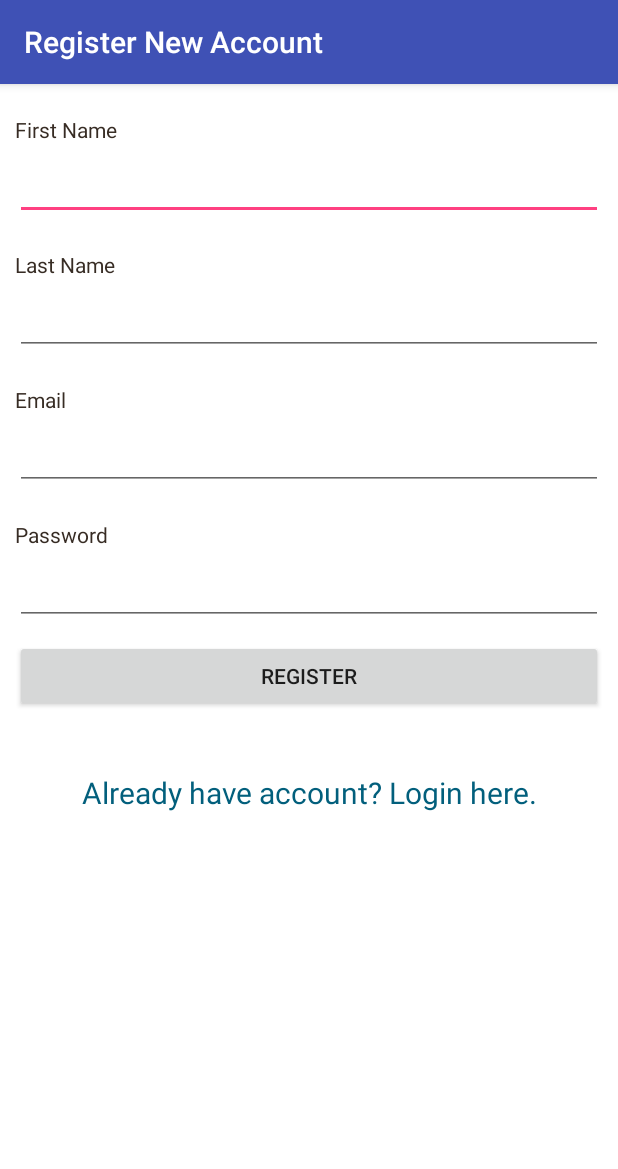
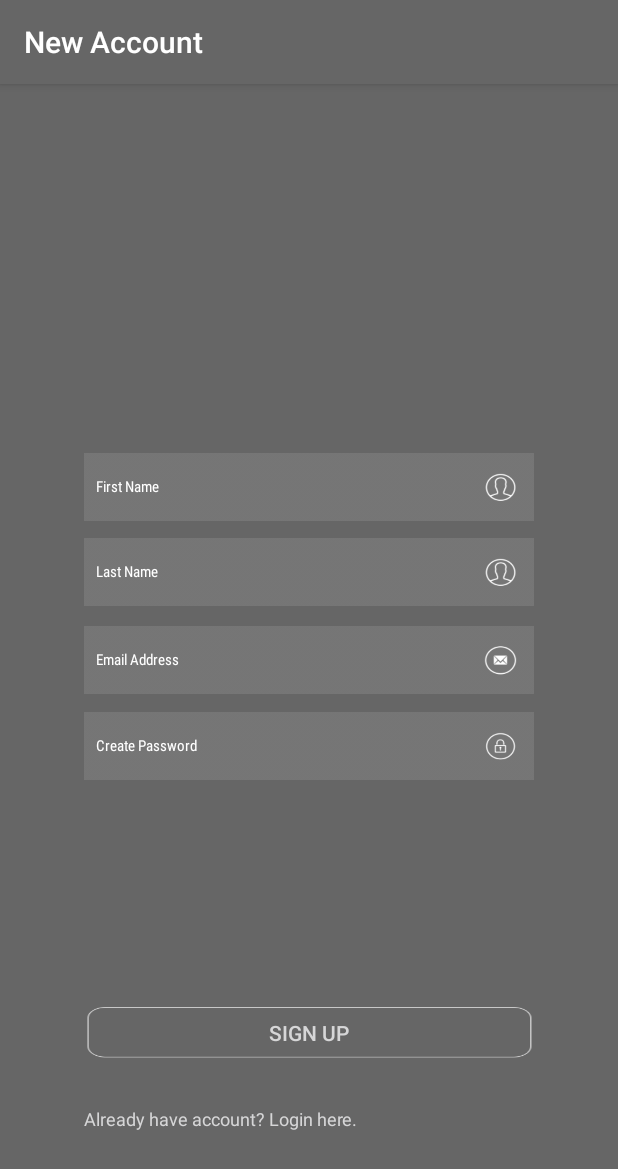
Before and after one commit to alqulaysh/Two2erDroid, an Android app: the RegisterActivity screen opened directly, with no data from a screen before it, on a phone screen of 412 x 824 dp. Shown: the top 1169 px of the screen. Run offline under Robolectric (Android 15) with nearby library versions, the phone set to English and light mode, and no system bars; libraries missing offline, so code that uses them is left out: com.stormpath.sdk.

Commit message:
UI updated

```diff
--- a/app/src/main/AndroidManifest.xml
+++ b/app/src/main/AndroidManifest.xml
@@ -9,7 +9,7 @@
     <application
         android:allowBackup="true"
         android:icon="@mipmap/ic_launcher"
-        android:label="@string/app_name"
+        android:label="2TR"
         android:supportsRtl="true"
         android:theme="@style/AppTheme">
         <activity android:name=".MainActivity">
@@ -32,10 +32,10 @@
 
         <activity
             android:name=".RegisterActivity"
-            android:label="Register New Account" />
+            android:label="New Account" />
         <activity
             android:name=".LoginActivity"
-            android:label="Sign in to Two2er" />
+            android:label="Sign in" />
         <activity
             android:name=".SideMenuActivity"
             android:label="@string/title_activity_main2"
--- a/app/src/main/res/layout/activity_register.xml
+++ b/app/src/main/res/layout/activity_register.xml
@@ -1,101 +1,93 @@
 <?xml version="1.0" encoding="utf-8"?>
-<ScrollView
+<LinearLayout
     xmlns:android="http://schemas.android.com/apk/res/android"
+    xmlns:app="http://schemas.android.com/apk/res-auto"
     android:layout_width="fill_parent"
     android:layout_height="fill_parent"
-    android:fillViewport="true">
+    android:fillViewport="true"
+    android:orientation="vertical"
+    android:background="#666666">
+
     <RelativeLayout
-        android:layout_width="fill_parent"
-        android:layout_height="wrap_content" android:background="#fff">
+        android:layout_width="match_parent"
+        android:layout_height="match_parent">
 
-        <!--  Header  Starts-->
-        <LinearLayout android:id="@+id/header"
-            android:layout_width="fill_parent"
-            android:layout_height="wrap_content"
-            android:paddingTop="5dip"
-            android:paddingBottom="5dip"
-            android:orientation="horizontal">
-        </LinearLayout>
-        <!--  Header Ends -->
-        <!-- Footer Start -->
-        <LinearLayout android:id="@+id/footer"
-            android:layout_width="fill_parent"
-            android:layout_height="90dip"
-            android:layout_alignParentBottom="true"
-            android:orientation="horizontal">
-        </LinearLayout>
-        <!-- Footer Ends -->
+        <EditText android:id="@+id/reg_firstname"
+            android:layout_width="300dp"
+            android:layout_height="45dp"
+            android:singleLine="true"
+            android:layout_marginBottom="11dp"
+            android:background="@drawable/firstname_lastname"
+            android:layout_above="@+id/reg_lastname"
+            android:layout_alignStart="@+id/reg_lastname"
+            android:hint="    First Name"
+            android:textSize="10dp"
+            android:fontFamily="sans-serif-condensed"
+            android:textColorHint="#fff"/>
 
-        <!-- Registration Form -->
-        <LinearLayout
-            xmlns:android="http://schemas.android.com/apk/res/android"
-            android:orientation="vertical"
-            android:layout_width="match_parent"
-            android:layout_height="wrap_content"
-            android:padding="10dip"
-            android:layout_below="@id/header">
-            <!-- First Name Label -->
-            <TextView android:layout_width="fill_parent"
-                android:layout_height="wrap_content"
-                android:textColor="#372c24"
-                android:text="First Name"/>
-            <EditText android:id="@+id/reg_firstname"
-                android:layout_width="fill_parent"
-                android:layout_height="wrap_content"
-                android:layout_marginTop="5dip"
+        <EditText android:id="@+id/reg_email"
+            android:layout_width="300dp"
+            android:layout_height="45dp"
             android:singleLine="true"
-                android:layout_marginBottom="20dip"/>
-            <!-- Last Name Label -->
-            <TextView android:layout_width="fill_parent"
-                android:layout_height="wrap_content"
-                android:textColor="#372c24"
-                android:text="Last Name"/>
+            android:background="@drawable/emailregestration"
+            android:layout_centerVertical="true"
+            android:layout_alignStart="@+id/reg_lastname"
+            android:hint="    Email Address"
+            android:textSize="10dp"
+            android:fontFamily="sans-serif-condensed"
+            android:textColorHint="#fff"
+            android:textAlignment="textStart" />
+
         <EditText android:id="@+id/reg_lastname"
-                android:layout_width="fill_parent"
-                android:layout_height="wrap_content"
-                android:layout_marginTop="5dip"
+        android:layout_width="300dp"
+        android:layout_height="45dp"
             android:singleLine="true"
-                android:layout_marginBottom="20dip"/>
-            <!--  Email Label -->
-            <TextView android:layout_width="fill_parent"
-                android:layout_height="wrap_content"
-                android:textColor="#372c24"
-                android:text="Email"/>
-            <EditText android:id="@+id/reg_email"
-                android:layout_width="fill_parent"
-                android:layout_height="wrap_content"
-                android:layout_marginTop="5dip"
-                android:singleLine="true"
-                android:layout_marginBottom="20dip"/>
-            <!-- Password Label -->
-            <TextView android:layout_width="fill_parent"
-                android:layout_height="wrap_content"
-                android:textColor="#372c24"
-                android:text="Password"/>
+            android:background="@drawable/firstname_lastname"
+            android:layout_marginBottom="13dp"
+            android:autoText="@drawable/firstname_lastname"
+            android:layout_above="@+id/reg_email"
+            android:layout_alignStart="@+id/btnRegister"
+            android:hint="    Last Name"
+            android:textSize="10dp"
+            android:fontFamily="sans-serif-condensed"
+            android:textColorHint="#fff"/>
+
         <EditText android:id="@+id/reg_password"
-                android:layout_width="fill_parent"
-                android:layout_height="wrap_content"
+            android:layout_width="300dp"
+            android:layout_height="45dp"
             android:password="true"
             android:singleLine="true"
-                android:layout_marginTop="5dip"/>
-            <!-- Register Button -->
+            android:background="@drawable/passwordregiestration"
+            android:layout_below="@+id/reg_email"
+            android:layout_alignStart="@+id/reg_email"
+            android:layout_marginTop="12dp"
+            android:hint="    Create Password"
+            android:textSize="10dp"
+            android:fontFamily="sans-serif-condensed"
+            android:textColorHint="#fff" />
+
         <Button android:id="@+id/btnRegister"
-                android:layout_width="fill_parent"
+            android:layout_width="300dp"
+            android:layout_height="35dp"
+            android:text="Sign Up"
+            android:background="@drawable/hdbutton"
+            android:layout_marginBottom="31dp"
+            android:textColor="@color/cast_expanded_controller_text_color"
+            android:layout_above="@+id/link_to_login"
+            android:layout_centerHorizontal="true" />
+
+        <TextView android:id="@+id/link_to_login"
+            android:layout_width="wrap_content"
             android:layout_height="wrap_content"
-                android:layout_marginTop="10dip"
-                android:text="Register"/>
-            <!-- Link to Login Screen -->
-            <TextView android:id="@+id/link_to_login"
-                android:layout_width="fill_parent"
-                android:layout_height="wrap_content"
-                android:layout_marginTop="40dip"
-                android:layout_marginBottom="40dip"
+            android:layout_marginBottom="70dp"
             android:text="Already have account? Login here."
             android:gravity="center"
-                android:textSize="20dip"
-                android:textColor="#025f7c"/>
+            android:textSize="12dip"
+            android:textColor="@color/cast_expanded_controller_text_color"
+            android:textAlignment="textStart"
+            android:layout_alignParentBottom="true"
+            android:layout_alignStart="@+id/btnRegister" />
+
+    </RelativeLayout>
 
 </LinearLayout>
-        <!-- Registration Form Ends -->
-    </RelativeLayout>
-</ScrollView>
--- a/app/src/main/res/values/colors.xml
+++ b/app/src/main/res/values/colors.xml
@@ -1,6 +1,6 @@
 <?xml version="1.0" encoding="utf-8"?>
 <resources>
-    <color name="colorPrimary">#3F51B5</color>
-    <color name="colorPrimaryDark">#303F9F</color>
+    <color name="colorPrimary">#666666</color>
+    <color name="colorPrimaryDark">#434343</color>
     <color name="colorAccent">#FF4081</color>
 </resources>
```
Also changed, not shown: app/src/main/res/layout/activity_login.xml (+88 -68 lines), app/src/main/res/drawable/emaaaaail.png (added), app/src/main/res/drawable/emailregestration.png (added), app/src/main/res/drawable/firstname_lastname.png (added), app/src/main/res/drawable/hdbutton.png (added), app/src/main/res/drawable/loginbutton.png (added), app/src/main/res/drawable/logo.png (added), app/src/main/res/drawable/newbackground.png (added), app/src/main/res/drawable/passwordbackground.png (added), app/src/main/res/drawable/passwordregiestration.png (added), app/src/main/res/drawable/regeslogo.png (added), app/src/main/res/drawable/regestraionbackground.png (added), app/src/main/res/drawable/regiester.png (added). Lines whose indentation alone changed are shown as unchanged.
